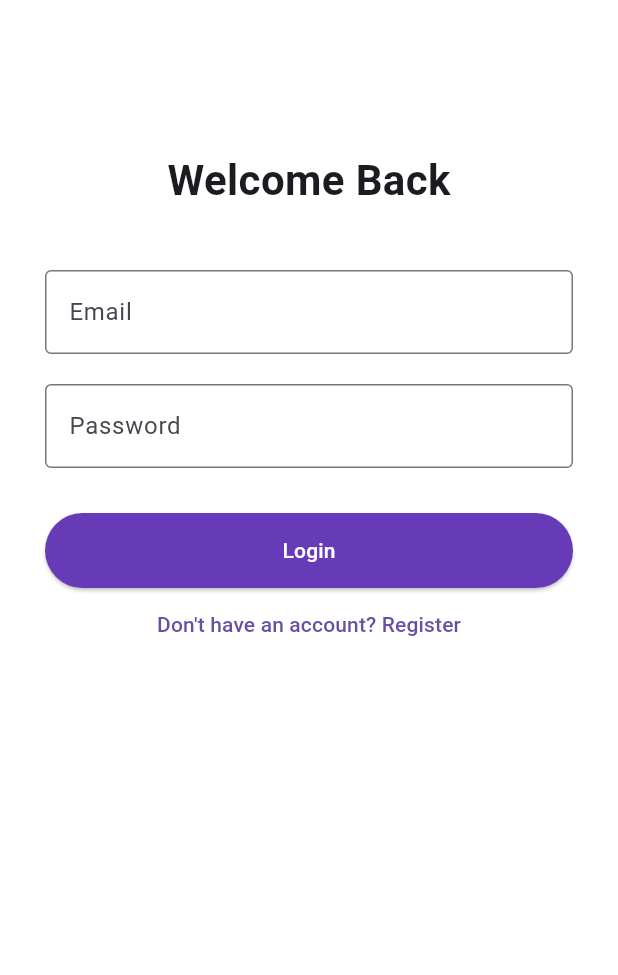
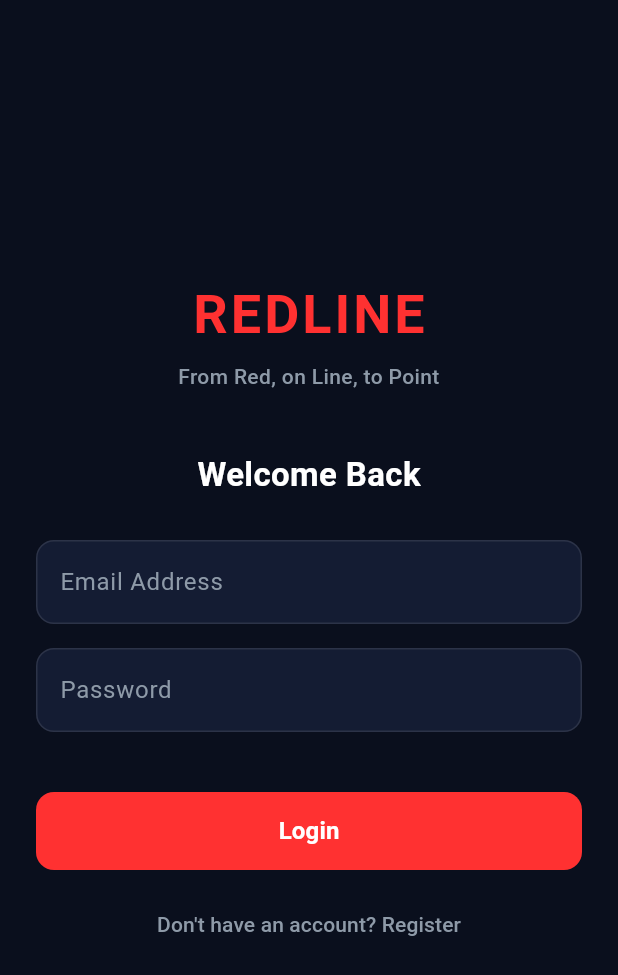
Before and after one commit to thetrebleguy/sync-chatapp, a Flutter app: the screen it shows after launch, on a phone screen of 412 x 824 dp. Shown: the top 975 px of the screen. Run offline on Flutter 3.47's test engine with Material 3 defaults, Android fonts, the phone set to English and light mode, and no system bars; drawn by our look-alikes of overlay_support; our stand-ins replace file_picker, firebase_core, firebase_messaging, flutter_secure_storage; missing offline and left inert: syncfusion_flutter_pdfviewer; accounts and stored records are empty.

Commit message:
everything DONE

```diff
--- a/frondend-app/lib/main.dart
+++ b/frondend-app/lib/main.dart
@@ -8,6 +8,13 @@ import 'screens/login_screen.dart';
 Future<void> _firebaseMessagingBackgroundHandler(RemoteMessage message) async {
   await Firebase.initializeApp();
   print("Handling a background message: ${message.messageId}");
+}
+
+class AppColors {
+  static const Color bgBlue = Color(0xFF0A0F1D);
+  static const Color mainRed = Color(0xFFFF3131);
+  static const Color surfaceCard = Color(0xFF141C33);
+  static const Color textMuted = Color(0xFF8E9AA8);
 }
 
 void main() async {
@@ -27,10 +34,9 @@ class MyApp extends StatelessWidget {
   @override
   Widget build(BuildContext context) {
     return OverlaySupport.global(
-      // 2. Wrap your app here!
       child: MaterialApp(
-        title: 'Hirewire',
-        theme: ThemeData(primarySwatch: Colors.deepPurple),
+        title: 'RedLine',
+        theme: ThemeData(primarySwatch: Colors.red),
         home: const LoginScreen(),
       ),
     );
--- a/frondend-app/lib/screens/login_screen.dart
+++ b/frondend-app/lib/screens/login_screen.dart
@@ -1,8 +1,5 @@
-// import 'dart:convert';
 import 'dashboard_screen.dart';
 import 'package:flutter/material.dart';
-// import 'package:http/http.dart' as http;
-// import '../utils/constants.dart';
 import '../services/auth_service.dart';
 
 class LoginScreen extends StatefulWidget {
@@ -20,8 +17,16 @@ class _LoginScreenState extends State<LoginScreen> {
 
   // for the REGISTERATION
   String _selectedRole = "student";
-  List<String> _specialties = ["2D Art", "3D Modelling", "Game Dev", "Web Dev"];
-  String _selectedSpecialty = "Web Dev";
+  List<String> _specialties = [
+    "UI/UX",
+    "DevOps",
+    "Game Dev",
+    "Web Dev",
+    "Frontend",
+    "Backend",
+    "FullStack",
+  ];
+  String _selectedSpecialty = "UI/UX";
   bool _isWorking = false;
   final _nameController = TextEditingController();
   final _phoneController = TextEditingController();
@@ -46,12 +51,12 @@ class _LoginScreenState extends State<LoginScreen> {
       );
     }
 
-    print("Step 1: Auth attempt finished. Success = $success");
+    // print("Step 1: Auth attempt finished. Success = $success");
     if (success) {
       // navigate to dashboard screen
       if (!mounted) return;
 
-      print("Step 2: Navigating to Dashboard...");
+      // print("Step 2: Navigating to Dashboard...");
       Navigator.pushReplacement(
         context,
         MaterialPageRoute(builder: (context) => const DashboardScreen()),
@@ -64,147 +69,224 @@ class _LoginScreenState extends State<LoginScreen> {
     }
   }
 
+  Widget _buildCustomTextField({
+    required TextEditingController controller,
+    required String labelText,
+    bool obscureText = false,
+  }) {
+    return Container(
+      margin: const EdgeInsets.symmetric(vertical: 8),
+      child: TextField(
+        controller: controller,
+        obscureText: obscureText,
+        style: const TextStyle(color: Colors.white),
+        decoration: InputDecoration(
+          labelText: labelText,
+          labelStyle: const TextStyle(color: Color(0xFF8E9AA8)),
+          filled: true,
+          fillColor: const Color(0xFF141C33), // Dark Card Surface
+          enabledBorder: OutlineInputBorder(
+            borderRadius: BorderRadius.circular(12),
+            borderSide: const BorderSide(color: Colors.white10),
+          ),
+          focusedBorder: OutlineInputBorder(
+            borderRadius: BorderRadius.circular(12),
+            borderSide: const BorderSide(color: Color(0xFFFF3131), width: 1.5),
+          ),
+        ),
+      ),
+    );
+  }
+
   @override
   Widget build(BuildContext context) {
     return Scaffold(
-      backgroundColor: Colors.white,
-      body: SingleChildScrollView(
-        child: Padding(
-          padding: const EdgeInsets.symmetric(horizontal: 30, vertical: 100),
+      backgroundColor: const Color(0xFF0A0F1D), // Deep Charcoal Blue
+      body: Center(
+        child: SingleChildScrollView(
+          padding: const EdgeInsets.all(24.0),
           child: Column(
             mainAxisAlignment: MainAxisAlignment.center,
+            crossAxisAlignment: CrossAxisAlignment.center,
             children: [
+              // BRAND LOGO TAGLINE
+              const Text(
+                "REDLINE",
+                style: TextStyle(
+                  fontSize: 36,
+                  fontWeight: FontWeight.bold,
+                  color: Color(0xFFFF3131), // Neon Red Tagline
+                  letterSpacing: 2,
+                ),
+              ),
+              const SizedBox(height: 6),
+              const Text(
+                "From Red, on Line, to Point",
+                textAlign: TextAlign.center,
+                style: TextStyle(
+                  fontSize: 14,
+                  color: Color(0xFF8E9AA8),
+                  fontWeight: FontWeight.w500,
+                ),
+              ),
+              const SizedBox(height: 40),
+
+              // DYNAMIC HEADER
               Text(
                 _isLogin ? "Welcome Back" : "Create Account",
                 style: const TextStyle(
-                  fontSize: 28,
+                  fontSize: 22,
                   fontWeight: FontWeight.bold,
+                  color: Colors.white,
                 ),
               ),
+              const SizedBox(height: 20),
 
-              // EMAIL
-              const SizedBox(height: 40),
-              TextField(
+              // FORM FIELDS
+              if (!_isLogin) ...[
+                _buildCustomTextField(
+                  controller: _nameController,
+                  labelText: "Full Name",
+                ),
+                _buildCustomTextField(
+                  controller: _phoneController,
+                  labelText: "Phone Number",
+                ),
+              ],
+
+              _buildCustomTextField(
                 controller: _emailController,
-                decoration: const InputDecoration(
-                  labelText: "Email",
-                  border: OutlineInputBorder(),
-                ),
+                labelText: "Email Address",
+              ),
+              _buildCustomTextField(
+                controller: _passwordController,
+                labelText: "Password",
+                obscureText: true,
               ),
 
-              // PASSWORD
-              const SizedBox(height: 20),
-              TextField(
-                controller: _passwordController,
-                obscureText: true,
-                decoration: const InputDecoration(
-                  labelText: "Password",
-                  border: OutlineInputBorder(),
-                ),
-              ),
-
-              // NEW-REGISTER ACCOUNT ONLY
+              // CONDITIONAL REGISTRATION DROPDOWNS
               if (!_isLogin) ...[
-                // user name
-                const SizedBox(height: 20),
-                TextField(
-                  controller: _nameController,
-                  decoration: const InputDecoration(
-                    labelText: "Full Name",
-                    border: OutlineInputBorder(),
-                    prefixIcon: Icon(Icons.person_outline),
+                const SizedBox(height: 12),
+                Theme(
+                  data: Theme.of(
+                    context,
+                  ).copyWith(canvasColor: const Color(0xFF141C33)),
+                  child: DropdownButtonFormField<String>(
+                    value: _selectedRole,
+                    decoration: InputDecoration(
+                      labelText: "Select Role",
+                      labelStyle: const TextStyle(color: Color(0xFF8E9AA8)),
+                      filled: true,
+                      fillColor: const Color(0xFF141C33),
+                      border: OutlineInputBorder(
+                        borderRadius: BorderRadius.circular(12),
+                      ),
+                    ),
+                    items: const [
+                      DropdownMenuItem(
+                        value: "student",
+                        child: Text(
+                          "Student",
+                          style: TextStyle(color: Colors.white),
+                        ),
+                      ),
+                      DropdownMenuItem(
+                        value: "expert",
+                        child: Text(
+                          "Expert / Mentor",
+                          style: TextStyle(color: Colors.white),
+                        ),
+                      ),
+                    ],
+                    onChanged: (val) =>
+                        setState(() => _selectedRole = val ?? "student"),
                   ),
                 ),
-
-                // phone number
-                const SizedBox(height: 20),
-                TextField(
-                  controller: _phoneController,
-                  keyboardType: TextInputType.phone,
-                  decoration: const InputDecoration(
-                    labelText: "Phone Number",
-                    prefixText: "+62 ",
-                    border: OutlineInputBorder(),
+                if (_selectedRole == "expert") ...[
+                  const SizedBox(height: 12),
+                  Theme(
+                    data: Theme.of(
+                      context,
+                    ).copyWith(canvasColor: const Color(0xFF141C33)),
+                    child: DropdownButtonFormField<String>(
+                      value: _selectedSpecialty,
+                      decoration: InputDecoration(
+                        labelText: "Specialty Field",
+                        labelStyle: const TextStyle(color: Color(0xFF8E9AA8)),
+                        filled: true,
+                        fillColor: const Color(0xFF141C33),
+                        border: OutlineInputBorder(
+                          borderRadius: BorderRadius.circular(12),
+                        ),
+                      ),
+                      items: _specialties
+                          .map(
+                            (s) => DropdownMenuItem(
+                              value: s,
+                              child: Text(
+                                s,
+                                style: const TextStyle(color: Colors.white),
+                              ),
+                            ),
+                          )
+                          .toList(),
+                      onChanged: (val) =>
+                          setState(() => _selectedSpecialty = val ?? "Web Dev"),
+                    ),
                   ),
-                ),
-                const SizedBox(height: 20),
-
-                // role selection
-                DropdownButtonFormField<String>(
-                  value: _selectedRole,
-                  items: ["student", "expert"]
-                      .map(
-                        (role) => DropdownMenuItem(
-                          value: role,
-                          child: Text(role == "student" ? "Student" : "Expert"),
-                        ),
-                      )
-                      .toList(),
-                  onChanged: (val) => setState(() => _selectedRole = val!),
-                  decoration: const InputDecoration(
-                    labelText: "Select Role",
-                    border: OutlineInputBorder(),
-                  ),
-                ),
-
-                // Specialization
-                const SizedBox(height: 20),
-                const Align(
-                  alignment: Alignment.centerLeft,
-                  child: Text("My Specialty:"),
-                ),
-                const SizedBox(height: 8),
-                Wrap(
-                  spacing: 8.0,
-                  children: _specialties.map((spec) {
-                    return ChoiceChip(
-                      label: Text(spec),
-                      selected: _selectedSpecialty == spec,
-                      onSelected: (selected) =>
-                          setState(() => _selectedSpecialty = spec),
-                    );
-                  }).toList(),
-                ),
-
-                // Expert-only Company field
-                if (_selectedRole == "Expert") ...[
-                  const SizedBox(height: 10),
-                  SwitchListTile(
-                    title: const Text("Working at a company?"),
+                  const SizedBox(height: 8),
+                  CheckboxListTile(
+                    title: const Text(
+                      "Working at a company?",
+                      style: TextStyle(color: Colors.white, fontSize: 14),
+                    ),
+                    activeColor: const Color(0xFFFF3131),
                     value: _isWorking,
-                    onChanged: (val) => setState(() => _isWorking = val),
+                    onChanged: (val) =>
+                        setState(() => _isWorking = val ?? false),
                   ),
                   if (_isWorking)
-                    TextField(
+                    _buildCustomTextField(
                       controller: _companyController,
-                      decoration: const InputDecoration(
-                        labelText: "Company Name",
-                        border: OutlineInputBorder(),
-                      ),
+                      labelText: "Company Name",
                     ),
                 ],
               ],
 
               // BUTTON TO CLICK
-              const SizedBox(height: 30),
+              const SizedBox(height: 32),
               SizedBox(
                 width: double.infinity,
-                height: 50,
+                height: 52,
                 child: ElevatedButton(
                   onPressed: _handleAuth,
                   style: ElevatedButton.styleFrom(
-                    backgroundColor: Colors.deepPurple,
+                    backgroundColor: const Color(
+                      0xFFFF3131,
+                    ), // Fixed from Purple to Neon Red
                     foregroundColor: Colors.white,
+                    shape: RoundedRectangleBorder(
+                      borderRadius: BorderRadius.circular(12),
+                    ),
+                    elevation: 0,
                   ),
-                  child: Text(_isLogin ? "Login" : "Register"),
+                  child: Text(
+                    _isLogin ? "Login" : "Register",
+                    style: const TextStyle(
+                      fontSize: 16,
+                      fontWeight: FontWeight.bold,
+                    ),
+                  ),
                 ),
               ),
+              const SizedBox(height: 12),
               TextButton(
                 onPressed: () => setState(() => _isLogin = !_isLogin),
                 child: Text(
                   _isLogin
                       ? "Don't have an account? Register"
                       : "Already have an account? Login",
+                  style: const TextStyle(color: Color(0xFF8E9AA8)),
                 ),
               ),
             ],
```
Also changed, not shown: frondend-app/lib/screens/chat_screen.dart (+82 -54 lines), frondend-app/lib/screens/dashboard_screen.dart (+137 -127 lines), frondend-app/lib/screens/expert_inbox_widget.dart (+13 -9 lines).
